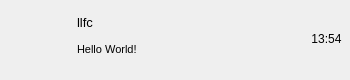
Old version of the form Resource/Skin/Chatuserwid.ui in the repository CNGoSeI/IMClient.
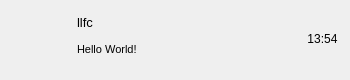
New version of the form. Icons and pictures are not drawn.

```diff
--- a/Resource/Skin/Chatuserwid.ui
+++ b/Resource/Skin/Chatuserwid.ui
@@ -260,7 +260,7 @@
        <number>0</number>
       </property>
       <property name="rightMargin">
-       <number>4</number>
+       <number>8</number>
       </property>
       <property name="bottomMargin">
        <number>0</number>
```
